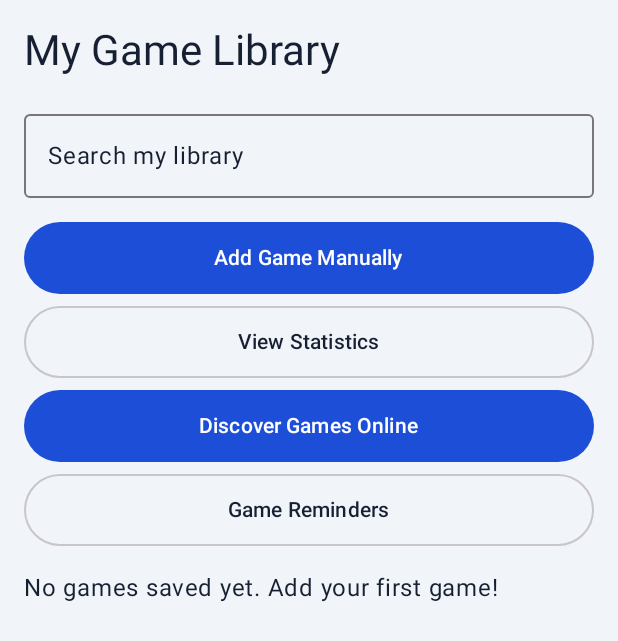
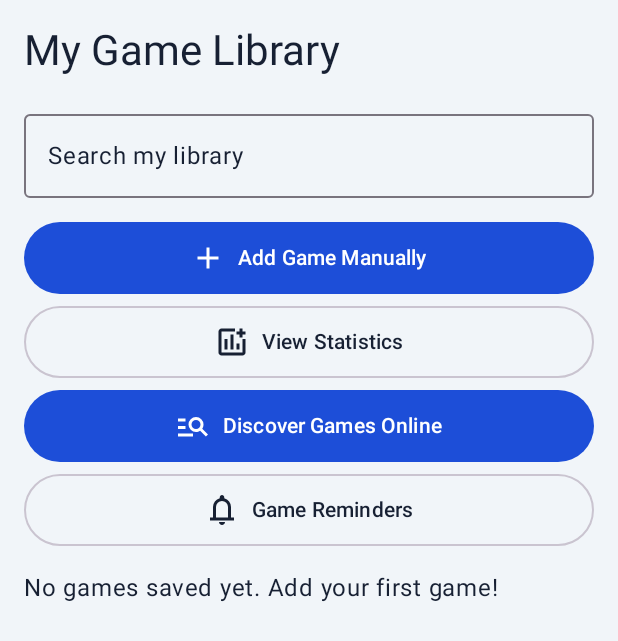
Before and after one commit to karnitM/GameTrack, an Android app built with Jetpack Compose: the screen it shows after launch (MainActivity), on a phone screen of 412 x 824 dp. Shown: the top 641 px of the screen. Run offline under Robolectric (Android 15) with nearby library versions, the phone set to English and light mode, and no system bars; our stand-ins replace Room's generated code; 1 statement that could not run was skipped.

Commit message:
Add vector asset icons to game library navigation

```diff
--- a/app/src/main/java/com/example/gametrack/screens/GameLibraryScreen.kt
+++ b/app/src/main/java/com/example/gametrack/screens/GameLibraryScreen.kt
@@ -10,6 +10,7 @@ import androidx.compose.ui.Modifier
 import androidx.compose.ui.unit.dp
 import androidx.compose.foundation.clickable
 import androidx.compose.ui.res.stringResource
+import androidx.compose.ui.res.painterResource
 import androidx.compose.ui.semantics.Role
 import androidx.compose.ui.semantics.heading
 import androidx.compose.ui.semantics.semantics
@@ -73,6 +74,14 @@ fun GameLibraryScreen(
                     .fillMaxWidth()
                     .heightIn(min = 48.dp)
             ) {
+                Icon(
+                    painter = painterResource(R.drawable.ic_add_game),
+                    contentDescription = null,
+                    modifier = Modifier.size(24.dp)
+                )
+
+                Spacer(modifier = Modifier.width(8.dp))
+
                 Text(stringResource(R.string.add_game_manually))
             }
         }
@@ -84,6 +93,14 @@ fun GameLibraryScreen(
                     .fillMaxWidth()
                     .heightIn(min = 48.dp)
             ) {
+                Icon(
+                    painter = painterResource(R.drawable.ic_statistics),
+                    contentDescription = null,
+                    modifier = Modifier.size(24.dp)
+                )
+
+                Spacer(modifier = Modifier.width(8.dp))
+
                 Text(stringResource(R.string.view_statistics))
             }
         }
@@ -95,6 +112,14 @@ fun GameLibraryScreen(
                     .fillMaxWidth()
                     .heightIn(min = 48.dp)
             ) {
+                Icon(
+                    painter = painterResource(R.drawable.ic_search_games),
+                    contentDescription = null,
+                    modifier = Modifier.size(24.dp)
+                )
+
+                Spacer(modifier = Modifier.width(8.dp))
+
                 Text(stringResource(R.string.discover_games_online))
             }
         }
@@ -106,6 +131,14 @@ fun GameLibraryScreen(
                     .fillMaxWidth()
                     .heightIn(min = 48.dp)
             ) {
+                Icon(
+                    painter = painterResource(R.drawable.ic_reminders),
+                    contentDescription = null,
+                    modifier = Modifier.size(24.dp)
+                )
+
+                Spacer(modifier = Modifier.width(8.dp))
+
                 Text(stringResource(R.string.game_reminders))
             }
 
--- /dev/null
+++ b/app/src/main/res/drawable/ic_add_game.xml
@@ -0,0 +1,20 @@
+<!--
+  ~ Copyright (C) 2026 The Android Open Source Project
+  ~
+  ~ Licensed under the Apache License, Version 2.0 (the "License");
+  ~ you may not use this file except in compliance with the License.
+  ~ You may obtain a copy of the License at
+  ~
+  ~      http://www.apache.org/licenses/LICENSE-2.0
+  ~
+  ~ Unless required by applicable law or agreed to in writing, software
+  ~ distributed under the License is distributed on an "AS IS" BASIS,
+  ~ WITHOUT WARRANTIES OR CONDITIONS OF ANY KIND, either express or implied.
+  ~ See the License for the specific language governing permissions and
+  ~ limitations under the License.
+  -->
+<vector xmlns:android="http://schemas.android.com/apk/res/android" android:height="24dp" android:tint="#000000" android:viewportHeight="24" android:viewportWidth="24" android:width="24dp">
+
+    <path android:fillColor="@android:color/white" android:pathData="M19,13h-6v6h-2v-6H5v-2h6V5h2v6h6v2z"/>
+
+</vector>
--- /dev/null
+++ b/app/src/main/res/drawable/ic_reminders.xml
@@ -0,0 +1,20 @@
+<!--
+  ~ Copyright (C) 2026 The Android Open Source Project
+  ~
+  ~ Licensed under the Apache License, Version 2.0 (the "License");
+  ~ you may not use this file except in compliance with the License.
+  ~ You may obtain a copy of the License at
+  ~
+  ~      http://www.apache.org/licenses/LICENSE-2.0
+  ~
+  ~ Unless required by applicable law or agreed to in writing, software
+  ~ distributed under the License is distributed on an "AS IS" BASIS,
+  ~ WITHOUT WARRANTIES OR CONDITIONS OF ANY KIND, either express or implied.
+  ~ See the License for the specific language governing permissions and
+  ~ limitations under the License.
+  -->
+<vector xmlns:android="http://schemas.android.com/apk/res/android" android:height="24dp" android:tint="#000000" android:viewportHeight="960" android:viewportWidth="960" android:width="24dp">
+
+    <path android:fillColor="@android:color/white" android:pathData="M160,760L160,680L240,680L240,400Q240,317 290,252.5Q340,188 420,168L420,140Q420,115 437.5,97.5Q455,80 480,80Q505,80 522.5,97.5Q540,115 540,140L540,168Q620,188 670,252.5Q720,317 720,400L720,680L800,680L800,760L160,760ZM480,460L480,460L480,460L480,460Q480,460 480,460Q480,460 480,460Q480,460 480,460Q480,460 480,460ZM480,880Q447,880 423.5,856.5Q400,833 400,800L560,800Q560,833 536.5,856.5Q513,880 480,880ZM320,680L640,680L640,400Q640,334 593,287Q546,240 480,240Q414,240 367,287Q320,334 320,400L320,680Z"/>
+
+</vector>
--- /dev/null
+++ b/app/src/main/res/drawable/ic_search_games.xml
@@ -0,0 +1,20 @@
+<!--
+  ~ Copyright (C) 2026 The Android Open Source Project
+  ~
+  ~ Licensed under the Apache License, Version 2.0 (the "License");
+  ~ you may not use this file except in compliance with the License.
+  ~ You may obtain a copy of the License at
+  ~
+  ~      http://www.apache.org/licenses/LICENSE-2.0
+  ~
+  ~ Unless required by applicable law or agreed to in writing, software
+  ~ distributed under the License is distributed on an "AS IS" BASIS,
+  ~ WITHOUT WARRANTIES OR CONDITIONS OF ANY KIND, either express or implied.
+  ~ See the License for the specific language governing permissions and
+  ~ limitations under the License.
+  -->
+<vector xmlns:android="http://schemas.android.com/apk/res/android" android:autoMirrored="true" android:height="24dp" android:tint="#000000" android:viewportHeight="960" android:viewportWidth="960" android:width="24dp">
+
+    <path android:fillColor="@android:color/white" android:pathData="M80,760L80,680L480,680L480,760L80,760ZM80,560L80,480L280,480L280,560L80,560ZM80,360L80,280L280,280L280,360L80,360ZM824,760L670,606Q646,623 617.5,631.5Q589,640 560,640Q477,640 418.5,581.5Q360,523 360,440Q360,357 418.5,298.5Q477,240 560,240Q643,240 701.5,298.5Q760,357 760,440Q760,469 751.5,497.5Q743,526 726,550L880,704L824,760ZM560,560Q610,560 645,525Q680,490 680,440Q680,390 645,355Q610,320 560,320Q510,320 475,355Q440,390 440,440Q440,490 475,525Q510,560 560,560Z"/>
+
+</vector>
--- /dev/null
+++ b/app/src/main/res/drawable/ic_statistics.xml
@@ -0,0 +1,20 @@
+<!--
+  ~ Copyright (C) 2026 The Android Open Source Project
+  ~
+  ~ Licensed under the Apache License, Version 2.0 (the "License");
+  ~ you may not use this file except in compliance with the License.
+  ~ You may obtain a copy of the License at
+  ~
+  ~      http://www.apache.org/licenses/LICENSE-2.0
+  ~
+  ~ Unless required by applicable law or agreed to in writing, software
+  ~ distributed under the License is distributed on an "AS IS" BASIS,
+  ~ WITHOUT WARRANTIES OR CONDITIONS OF ANY KIND, either express or implied.
+  ~ See the License for the specific language governing permissions and
+  ~ limitations under the License.
+  -->
+<vector xmlns:android="http://schemas.android.com/apk/res/android" android:height="24dp" android:tint="#000000" android:viewportHeight="960" android:viewportWidth="960" android:width="24dp">
+
+    <path android:fillColor="@android:color/white" android:pathData="M200,840Q167,840 143.5,816.5Q120,793 120,760L120,200Q120,167 143.5,143.5Q167,120 200,120L560,120L560,200L200,200Q200,200 200,200Q200,200 200,200L200,760Q200,760 200,760Q200,760 200,760L760,760Q760,760 760,760Q760,760 760,760L760,400L840,400L840,760Q840,793 816.5,816.5Q793,840 760,840L200,840ZM280,680L360,680L360,400L280,400L280,680ZM440,680L520,680L520,280L440,280L440,680ZM600,680L680,680L680,520L600,520L600,680ZM680,360L680,280L600,280L600,200L680,200L680,120L760,120L760,200L840,200L840,280L760,280L760,360L680,360ZM480,480L480,480Q480,480 480,480Q480,480 480,480L480,480Q480,480 480,480Q480,480 480,480L480,480Q480,480 480,480Q480,480 480,480L480,480L480,480Q480,480 480,480Q480,480 480,480Z"/>
+
+</vector>
```
